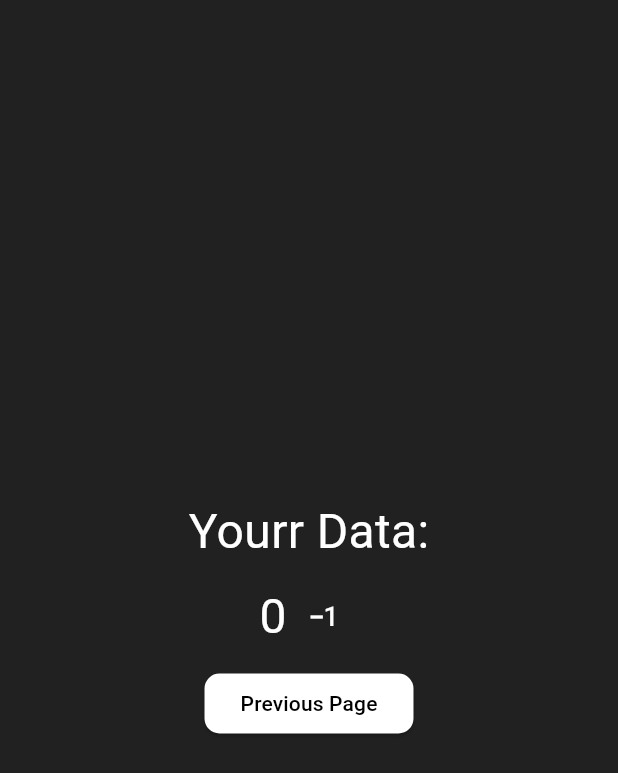
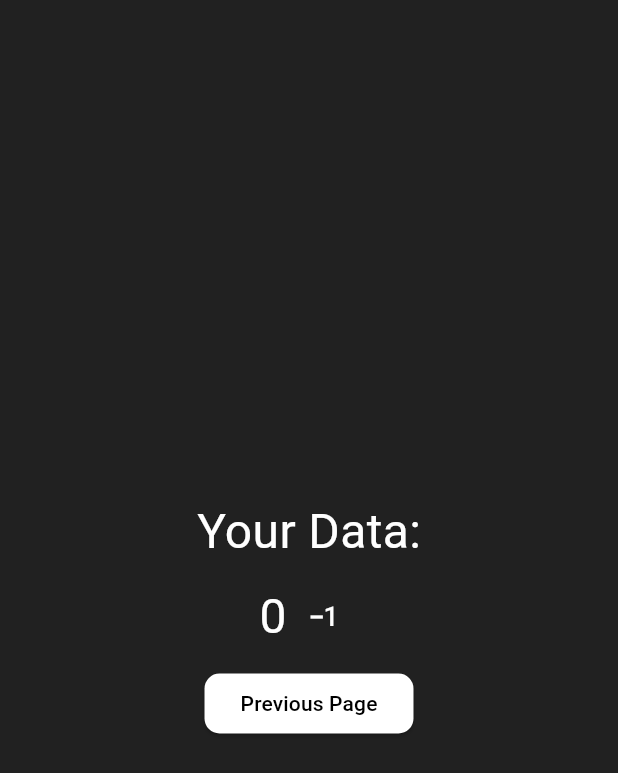
Before and after one commit to AhplaXx/flutter-provider-basic-example, a Flutter app: the screen it shows after launch, after a tap on "Next Page", on a phone screen of 412 x 824 dp. Shown: the top 773 px of the screen. Run offline on Flutter 3.47's test engine with Material 3 defaults, Android fonts, the phone set to English and light mode, and no system bars.

Commit message:
Updated UI

```diff
--- a/lib/pages/decrement_page.dart
+++ b/lib/pages/decrement_page.dart
@@ -24,7 +24,7 @@ class _DecrementPageState extends State<DecrementPage> {
 
             children: [
               Consumer(builder: (context,counter,child){
-                return Text("Yourr Data:",style: TextStyle(color: Colors.white,fontSize: 32),);
+                return Text("Your Data:",style: TextStyle(color: Colors.white,fontSize: 32),);
 
               }),
               SizedBox(height: 10,),
```
